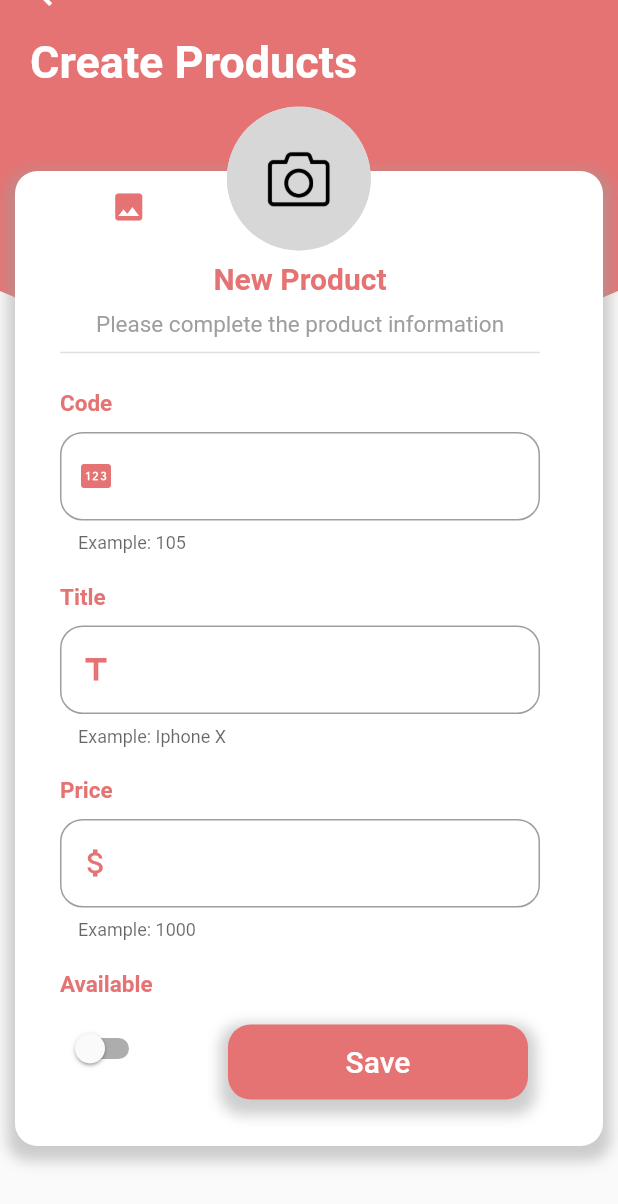
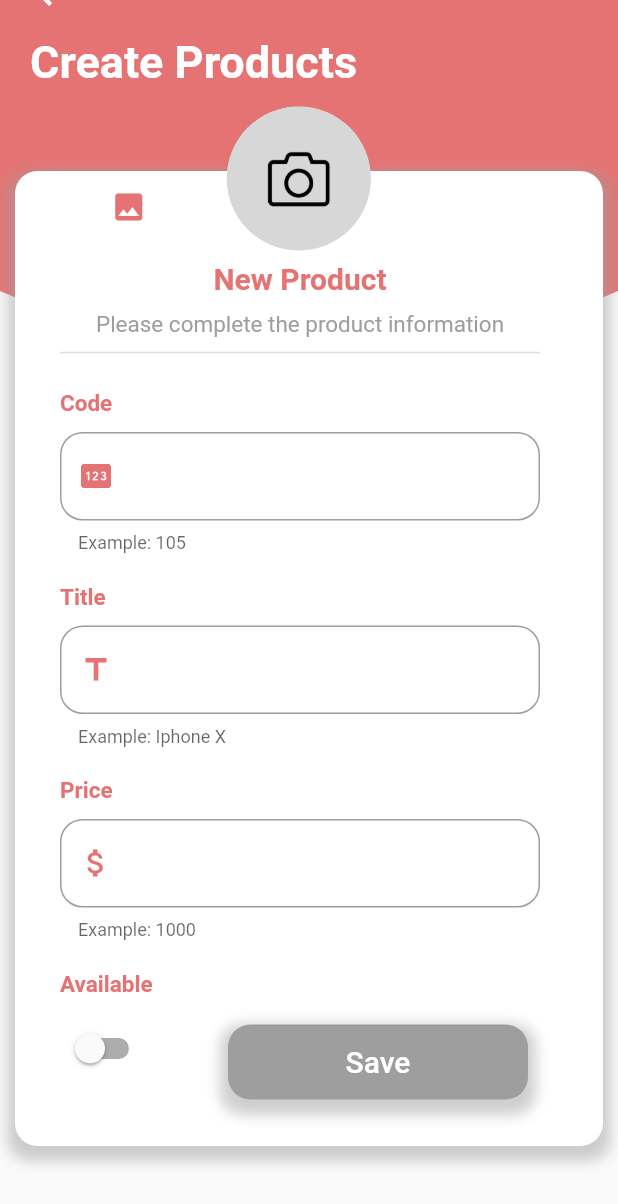
Before and after one commit to PereiraCC/flutter-agent-management, a Flutter app: the ProductsOptionsScreen screen opened by its route, scrolled down 76 dp, after a tap on "Save", on a phone screen of 412 x 824 dp. Shown: the top 1204 px of the screen. Run offline on Flutter 3.47's test engine with Material 2 defaults, Android fonts, the phone set to English and light mode, and no system bars; our stand-ins replace flutter_secure_storage, flutter_signin_button, google_sign_in, image_picker, sqflite; missing offline and left inert: mime_type; accounts and stored records are empty.

Commit message:
body_product.dart: Added create new product without profile image

```diff
--- a/lib/widgets/body_product.dart
+++ b/lib/widgets/body_product.dart
@@ -6,7 +6,7 @@ class BodyProduct extends StatelessWidget {
   @override
   Widget build(BuildContext context) {
 
-    final productProvider = Provider.of<ProductProvider>(context);
+    final productProvider = Provider.of<ProductProvider>(context, listen: false);
 
     return Stack(
       children: [
@@ -112,8 +112,6 @@ class _FormProducts extends StatelessWidget {
   @override
   Widget build(BuildContext context) {
 
-    final productPro = Provider.of<ProductProvider>(context);
-
     // Create controller for eath input
     final TextEditingController _codeController  = new TextEditingController();
     final TextEditingController _titleController = new TextEditingController();
@@ -161,25 +159,13 @@ class _FormProducts extends StatelessWidget {
           InputTitleCustom(text: 'Available'),
           SizedBox(height: 10),
           Container(
-            // color: Colors.red,
             padding: EdgeInsets.only(left: 20, right: 20),
             child: Row(
               crossAxisAlignment: CrossAxisAlignment.start,
               children: [
 
                 Container(
-                  // color: Colors.red,
-                  child: Switch(
-                    activeColor: Colors.red.shade300,
-                    value: productPro.isAvailable,
-                    onChanged: (value) => {
-                      if(!productPro.isAvailable){
-                        productPro.isAvailable = true
-                      } else {
-                        productPro.isAvailable = false
-                      }
-                    }
-                  ),
+                  child: ProductsSwitch(),
                 ),
 
                 SizedBox(width: 45),
@@ -217,12 +203,15 @@ class _ProductsButton extends StatelessWidget {
 
   @override
   Widget build(BuildContext context) {
+
+    final productsProvider = Provider.of<ProductProvider>(context);
+
     return TextButton(
       child: Container(
         width: 200,
         height: 50,
         decoration: BoxDecoration(
-          color: Colors.red.shade300,
+          color: ( !productsProvider.isLoading ) ? Colors.red.shade300 : Colors.grey,
           borderRadius: BorderRadius.all(Radius.circular(15)),
           boxShadow: [
             BoxShadow(
@@ -237,72 +226,73 @@ class _ProductsButton extends StatelessWidget {
           child: Text('Save', style: TextStyle(fontSize: 20, color: Colors.white))
         )
       ),
-      // onPressed: () => createAndUpdateAgent(context)
-      onPressed: () => {}
+      onPressed: ( !productsProvider.isLoading ) ? () => createAndUpdateProducts(context) : () {}
     );
   }
 
-  // void _createAgent(BuildContext context, AgentManamegentProvider provider) async {
+  void _createProducts(BuildContext context, ProductProvider provider) async {
 
-  //   bool resp;
-  //   String userID = await UserService.readUserID();
-  //   final userProvider = Provider.of<UserProvider>(context, listen: false);
+    provider.isLoading = true;
+    bool resp;
+    String userID = await UserService.readUserID();
+    final userProvider = Provider.of<UserProvider>(context, listen: false);
 
-  //   final newAgent = new Agent(
-  //     name           : this.name.text,
-  //     lastname       : this.lastName.text,
-  //     email          : this.email.text,
-  //     phone          : this.phone.text,
-  //     identification : this.identification.text,
-  //     userID         : userID
-  //   );
+    final newProduct = new Product(
+      code: code.text,
+      title: title.text,
+      price: int.parse(price.text),
+      available: provider.isAvailable,
+      userID: userID
+    );
 
-  //   resp = await AgentService.createAgent(newAgent, userProvider.token);
+    resp = await ProductsServices.createProduct(newProduct, userProvider.token);
 
-  //   if(resp){
-  //     if(provider.isChangePhoto){
-  //       resp = await AgentService.uploadImage(newAgent.identification ?? '', provider.photo, userProvider.token);
-  //     }
+    if(resp){
+      // if(provider.isChangePhoto){
+      //   resp = await ProductsServices.uploadImage(newProduct.identification ?? '', provider.photo, userProvider.token);
+      // }
 
-  //     if(resp) {
-  //       provider.isChangePhoto = false;
-  //       showAlert(
-  //         context     : context,
-  //         title       : 'Success',
-  //         subTitle    : 'Successfully created agent',
-  //         urlImage    : 'assets/male-icon.jpg',
-  //         userName    : '${newAgent.name} ${newAgent.lastname}',
-  //         status      : StatusAlert.Success,
-  //         successPage : 'agent',
-  //         cancelPage  : 'agentsOptions'
-  //       );
-  //     } else {
+      if(resp) {
+        provider.isChangePhoto = false;
+        showAlert(
+          context     : context,
+          title       : 'Success',
+          subTitle    : 'Successfully created products',
+          urlImage    : 'assets/products.jpg',
+          userName    : '${newProduct.title}',
+          status      : StatusAlert.Success,
+          successPage : 'product',
+          cancelPage  : 'productOptions'
+        );
+      } else {
 
-  //       showAlert(
-  //         context  : context,
-  //         title    : 'Error',
-  //         subTitle : 'Failed to create an agent',
-  //         urlImage : 'assets/male-icon.jpg',
-  //         userName : '${newAgent.name} ${newAgent.lastname}',
-  //         status   : StatusAlert.Error,
-  //         successPage : 'agent',
-  //         cancelPage  : 'agentsOptions'
-  //       );
+        showAlert(
+          context     : context,
+          title       : 'Error',
+          subTitle    : 'Failed to create an product',
+          urlImage    : 'assets/products.jpg',
+          userName    : '${newProduct.title}',
+          status      : StatusAlert.Error,
+          successPage : 'product',
+          cancelPage  : 'productOptions'
+        );
 
-  //     }
-  //   } else {
-  //     showAlert(
-  //       context  : context,
-  //       title    : 'Error',
-  //       subTitle : 'Failed to create an agent',
-  //       urlImage : 'assets/male-icon.jpg',
-  //       userName : '${newAgent.name} ${newAgent.lastname}',
-  //       status   : StatusAlert.Error,
-  //       successPage : 'agent',
-  //       cancelPage  : 'agentsOptions'
-  //     );
-  //   }
-  // }
+      }
+    } else {
+      showAlert(
+        context     : context,
+        title       : 'Error',
+        subTitle    : 'Failed to create an product',
+        urlImage    : 'assets/products.jpg',
+        userName    : '${newProduct.title}',
+        status      : StatusAlert.Error,
+        successPage : 'product',
+        cancelPage  : 'productOptions'
+      );
+    }
+
+    provider.isLoading = false;
+  }
 
   // void _updateAgent(BuildContext context, AgentManamegentProvider provider) async {
 
@@ -366,15 +356,15 @@ class _ProductsButton extends StatelessWidget {
   //   }
   // }
 
-  // void createAndUpdateAgent(BuildContext context) {
+  void createAndUpdateProducts(BuildContext context) {
 
-  //   final agentProvider = Provider.of<AgentManamegentProvider>(context, listen: false);
+    final productsProvider = Provider.of<ProductProvider>(context, listen: false);
 
-  //   if(!agentProvider.updating) {
-  //     _createAgent(context, agentProvider);
-  //   } else {
-  //     _updateAgent(context, agentProvider);
-  //   }
-  // }
+    if(!productsProvider.isUpdating) {
+      _createProducts(context, productsProvider);
+    } else {
+      // _updateAgent(context, agentProvider);
+    }
+  }
 
 }
```
